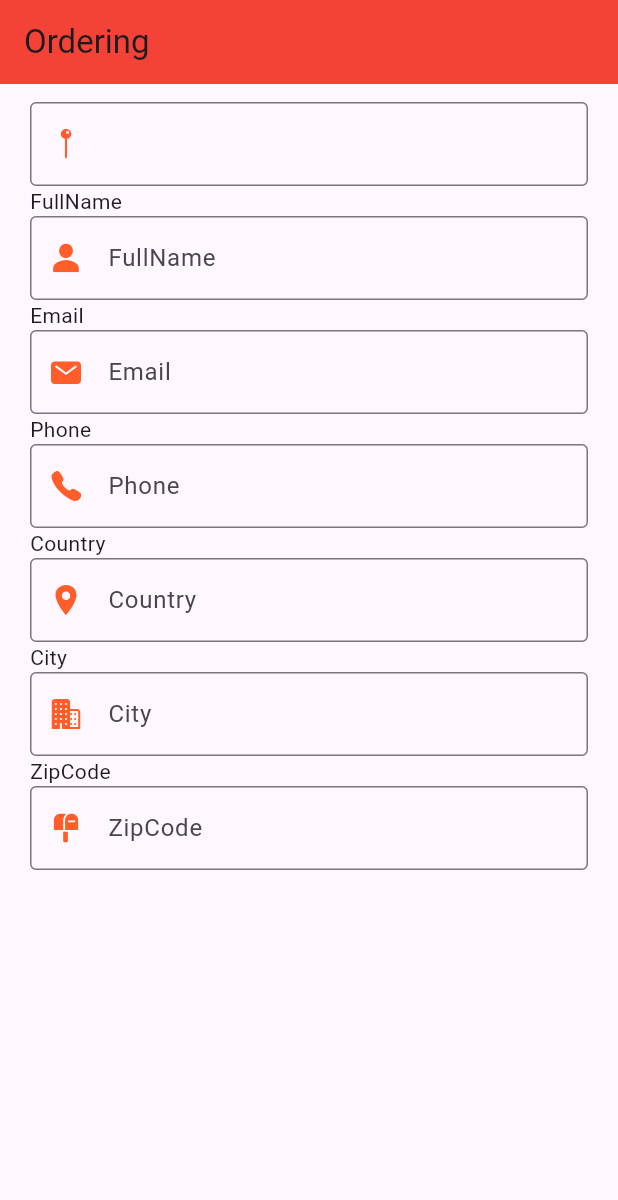
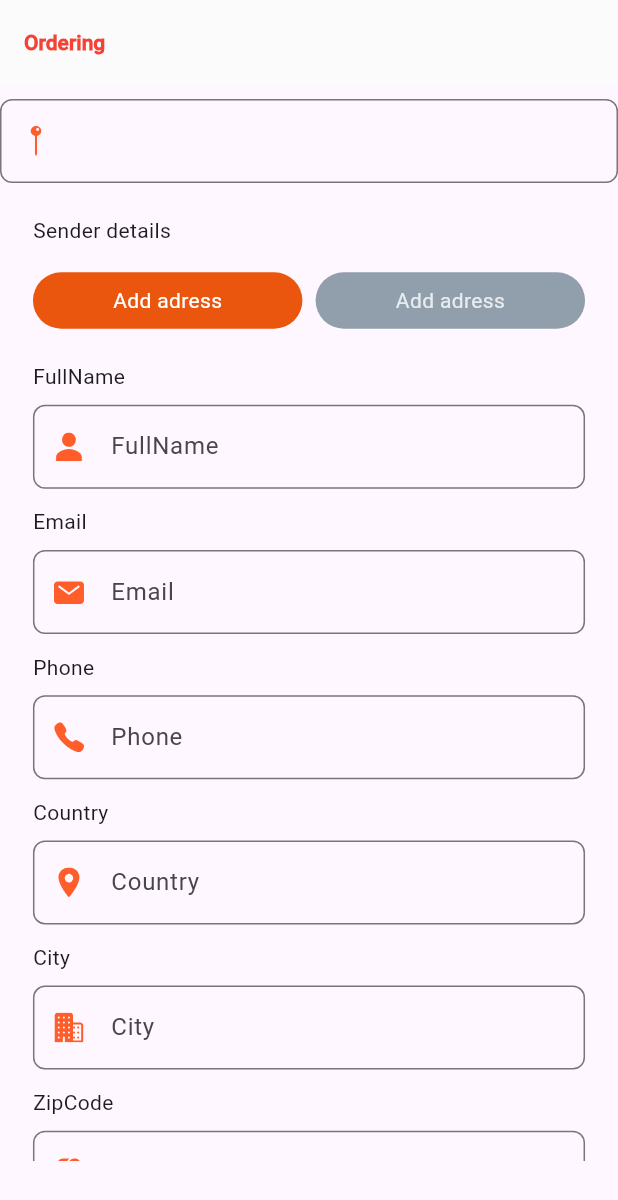
Before and after one commit to DGonzo01/f_test_work, a Flutter app: the screen it shows after launch, on a phone screen of 412 x 824 dp. Shown: the top 1200 px of the screen. Run offline on Flutter 3.47's test engine with Material 2 defaults, Android fonts, the phone set to English and light mode, and no system bars; drawn by our look-alikes of reactive_forms; our stand-ins replace auto_route, device_preview, flutter_platform_widgets, flutter_screenutil, flutter_svg, hexcolor.

Commit message:
add order

```diff
--- a/lib/app/application.dart
+++ b/lib/app/application.dart
@@ -1,10 +1,8 @@
 import 'package:f_test_work/app/router/app_router.dart';
 import 'package:f_test_work/app/themes/app_themes.dart';
+import 'package:f_test_work/core/ui/other/dismiss_keyboard.dart';
 import 'package:flutter/material.dart';
 import 'package:flutter_screenutil/flutter_screenutil.dart';
-// import 'package:flutter_screenutil/flutter_screenutil.dart';
-// import 'package:flutter_test_work/app/router/app_router.dart';
-// import 'package:flutter_test_work/app/themes/app_themes.dart';
 
 final appRouter = AppRouter();
 
@@ -20,6 +18,13 @@ class Application extends StatelessWidget {
           debugShowCheckedModeBanner: false,
           routerConfig: appRouter.config(),
           theme: AppThemes.lightTheme,
+          builder: (BuildContext context, Widget? child) {
+            return DismissKeyboard(
+                child: MediaQuery(
+              data: MediaQuery.of(context).copyWith(textScaleFactor: 1.0),
+              child: child!,
+            ));
+          },
         );
       },
     );
--- a/lib/app/router/app_router.dart
+++ b/lib/app/router/app_router.dart
@@ -6,7 +6,7 @@ import 'package:f_test_work/app/router/app_router.gr.dart';
 class AppRouter extends $AppRouter {
   @override
   List<AutoRoute> get routes => [
-        AutoRoute(page: FirstOrderRoute.page, initial: true),
+        AutoRoute(page: OrderRoute.page, initial: true),
         // AutoRoute(page: FirstOrderRoute.page, initial: true),
       ];
 }
--- /dev/null
+++ b/lib/app/themes/app_colors.dart
@@ -0,0 +1,5 @@
+import 'package:hexcolor/hexcolor.dart';
+
+class AppColors {
+  static HexColor headerBackgroundColor = HexColor('#FBFBFB');
+}
--- a/lib/app/themes/app_themes.dart
+++ b/lib/app/themes/app_themes.dart
@@ -1,10 +1,16 @@
+import 'package:f_test_work/app/themes/app_colors.dart';
 import 'package:flutter/material.dart';
 
 class AppThemes {
   static ThemeData get lightTheme {
     return ThemeData(
-      appBarTheme: AppBarTheme(),
-      inputDecorationTheme: InputDecorationTheme(border: OutlineInputBorder()),
+      fontFamily: 'Roboto',
+      appBarTheme: AppBarTheme(
+          backgroundColor: AppColors.headerBackgroundColor,
+          titleTextStyle:
+              const TextStyle(fontWeight: FontWeight.w700, color: Colors.red)),
+      inputDecorationTheme: InputDecorationTheme(
+          border: OutlineInputBorder(borderRadius: BorderRadius.circular(8))),
       useMaterial3: true,
     );
   }
--- a/lib/core/ui/input/common_input.dart
+++ b/lib/core/ui/input/common_input.dart
@@ -1,4 +1,5 @@
 import 'package:flutter/material.dart';
+import 'package:flutter_screenutil/flutter_screenutil.dart';
 import 'package:flutter_svg/svg.dart';
 import 'package:reactive_forms/reactive_forms.dart';
 
@@ -26,12 +27,17 @@ class CommonTextInput extends StatelessWidget {
 
   @override
   Widget build(BuildContext context) {
-    return IgnorePointer(
+    return Padding(
+        padding: EdgeInsets.only(bottom: 12),
+        child: IgnorePointer(
             ignoring: ignoring,
             child: Column(
               crossAxisAlignment: CrossAxisAlignment.start,
               children: [
                 if (title.isNotEmpty) Text(title),
+                SizedBox(
+                  height: 8.w,
+                ),
                 ReactiveTextField(
                   formControlName: formControlName,
                   // controller: controller,
@@ -50,6 +56,6 @@ class CommonTextInput extends StatelessWidget {
                       )),
                 )
               ],
-        ));
+            )));
   }
 }
--- a/lib/core/ui/layout/base_container.dart
+++ b/lib/core/ui/layout/base_container.dart
@@ -8,7 +8,7 @@ class BaseContainer extends StatelessWidget {
   @override
   Widget build(BuildContext context) {
     return Container(
-      padding: const EdgeInsets.symmetric(horizontal: 20).copyWith(top: 12),
+      // padding: const EdgeInsets.symmetric(horizontal: 20).copyWith(top: 0),
       child: child,
     );
   }
--- a/lib/features/order/screens/first_order_screen.dart
+++ /dev/null
@@ -1,99 +0,0 @@
-import 'package:auto_route/annotations.dart';
-import 'package:f_test_work/core/ui/input/common_input.dart';
-import 'package:f_test_work/core/ui/input/date_input.dart';
-import 'package:f_test_work/core/ui/layout/base_container.dart';
-import 'package:f_test_work/resources/resources.dart';
-import 'package:flutter/material.dart';
-import 'package:reactive_forms/reactive_forms.dart';
-
-@RoutePage()
-class FirstOrderScreen extends StatefulWidget {
-  const FirstOrderScreen({super.key});
-
-  @override
-  State<FirstOrderScreen> createState() => _FirstOrderScreenState();
-}
-
-class _FirstOrderScreenState extends State<FirstOrderScreen> {
-  final form = FormGroup({
-    'name': FormControl<String>(value: ''),
-    'email': FormControl<String>(value: ''),
-    'phone': FormControl<String>(value: ''),
-    'country': FormControl<String>(value: ''),
-    'city': FormControl<String>(value: ''),
-    'address': FormControl<String>(value: ''),
-    'postcode': FormControl<String>(value: ''),
-  });
-
-  @override
-  Widget build(BuildContext context) {
-    return Scaffold(
-      appBar: AppBar(
-        title: const Text('Ordering'),
-        backgroundColor: Colors.red,
-      ),
-      body: BaseContainer(
-        child: SingleChildScrollView(
-            child: ReactiveForm(
-                formGroup: form,
-                child: const Column(
-                  children: [
-                    DateInput(),
-                    CommonTextInput(
-                      autofillHints: [],
-                      title: 'FullName',
-                      hint: "FullName",
-                      icon: Images.user,
-                      formControlName: 'name',
-                    ),
-                    CommonTextInput(
-                      autofillHints: [
-                        AutofillHints.email,
-                      ],
-                      title: 'Email',
-                      hint: "Email",
-                      icon: Images.email,
-                      formControlName: 'email',
-                    ),
-                    CommonTextInput(
-                      autofillHints: [
-                        AutofillHints.telephoneNumber,
-                      ],
-                      title: 'Phone',
-                      hint: "Phone",
-                      icon: Images.phone,
-                      formControlName: 'phone',
-                    ),
-                    CommonTextInput(
-                      autofillHints: [
-                        AutofillHints.countryName,
-                      ],
-                      title: 'Country',
-                      hint: "Country",
-                      icon: Images.country,
-                      formControlName: 'country',
-                    ),
-                    CommonTextInput(
-                      autofillHints: [
-                        AutofillHints.addressCity,
-                      ],
-                      title: 'City',
-                      hint: "City",
-                      icon: Images.city,
-                      formControlName: 'city',
-                    ),
-                    CommonTextInput(
-                      autofillHints: [
-                        AutofillHints.postalCode,
-                      ],
-                      title: 'ZipCode',
-                      hint: "ZipCode",
-                      icon: Images.zipcode,
-                      formControlName: 'postcode',
-                    ),
-                  ],
-                ))),
-      ),
-    );
-  }
-}
--- /dev/null
+++ b/lib/features/order/screens/order_screen.dart
@@ -0,0 +1,60 @@
+import 'package:auto_route/annotations.dart';
+import 'package:f_test_work/core/ui/input/common_input.dart';
+import 'package:f_test_work/core/ui/input/date_input.dart';
+import 'package:f_test_work/core/ui/layout/base_container.dart';
+import 'package:f_test_work/features/order/widgets/order_info_user.dart';
+import 'package:f_test_work/resources/resources.dart';
+import 'package:flutter/material.dart';
+import 'package:reactive_forms/reactive_forms.dart';
+
+@RoutePage()
+class OrderScreen extends StatefulWidget {
+  const OrderScreen({super.key});
+
+  @override
+  State<OrderScreen> createState() => _OrderScreenState();
+}
+
+class _OrderScreenState extends State<OrderScreen> {
+  final senderForm = FormGroup({
+    'name': FormControl<String>(value: ''),
+    'email': FormControl<String>(value: ''),
+    'phone': FormControl<String>(value: ''),
+    'country': FormControl<String>(value: ''),
+    'city': FormControl<String>(value: ''),
+    'address': FormControl<String>(value: ''),
+    'postcode': FormControl<String>(value: ''),
+  });
+
+  final recipientAddressForm = FormGroup({
+    'name': FormControl<String>(value: ''),
+    'email': FormControl<String>(value: ''),
+    'phone': FormControl<String>(value: ''),
+    'country': FormControl<String>(value: ''),
+    'city': FormControl<String>(value: ''),
+    'address': FormControl<String>(value: ''),
+    'postcode': FormControl<String>(value: ''),
+  });
+
+  @override
+  Widget build(BuildContext context) {
+    return Scaffold(
+      appBar: AppBar(
+        title: const Text('Ordering'),
+      ),
+      body: BaseContainer(
+        child: Padding(
+            padding: const EdgeInsets.only(top: 10, bottom: 50),
+            child: SingleChildScrollView(
+                child: Column(
+              children: [
+                const DateInput(),
+                OrderInfoUser(title: 'Sender details', form: senderForm),
+                OrderInfoUser(
+                    title: 'Recipient adress', form: recipientAddressForm),
+              ],
+            ))),
+      ),
+    );
+  }
+}
--- /dev/null
+++ b/lib/features/order/widgets/order_info_user.dart
@@ -0,0 +1,129 @@
+import 'package:f_test_work/core/ui/input/common_input.dart';
+import 'package:f_test_work/features/order/widgets/order_segment_button.dart';
+import 'package:f_test_work/resources/resources.dart';
+import 'package:flutter/material.dart';
+import 'package:flutter_screenutil/flutter_screenutil.dart';
+import 'package:reactive_forms/reactive_forms.dart';
+
+class OrderInfoUser extends StatefulWidget {
+  const OrderInfoUser({super.key, required this.title, required this.form});
+
+  final String title;
+  final FormGroup form;
+
+  @override
+  State<OrderInfoUser> createState() => _OrderInfoUserState();
+}
+
+class _OrderInfoUserState extends State<OrderInfoUser> {
+  bool isActiveTabAdd = true;
+  //
+  // void onChangeTab() {
+  //   if (isActiveTabAdd) {}
+  // }
+
+  void activeAddTab() {
+    if (isActiveTabAdd) return;
+    setState(() {
+      isActiveTabAdd = true;
+    });
+  }
+
+  void activeSelectedTab() {
+    if (!isActiveTabAdd) return;
+    setState(() {
+      isActiveTabAdd = false;
+    });
+  }
+
+  @override
+  Widget build(BuildContext context) {
+    return Container(
+      // color: Colors.red,
+      padding: EdgeInsets.all(20.w),
+      child: Column(
+        crossAxisAlignment: CrossAxisAlignment.start,
+        children: [
+          Text(widget.title),
+          SizedBox(
+            height: 16.w,
+          ),
+          Row(
+            children: [
+              OrderSegmentButton(
+                  title: 'Add adress',
+                  isActive: isActiveTabAdd,
+                  onTap: activeAddTab),
+              SizedBox(width: 8.w),
+              OrderSegmentButton(
+                  title: 'Add adress',
+                  isActive: !isActiveTabAdd,
+                  onTap: activeSelectedTab),
+            ],
+          ),
+          SizedBox(
+            height: 20.w,
+          ),
+          ReactiveForm(
+              formGroup: widget.form,
+              child: const Column(
+                children: [
+                  CommonTextInput(
+                    autofillHints: [],
+                    title: 'FullName',
+                    hint: "FullName",
+                    icon: Images.user,
+                    formControlName: 'name',
+                  ),
+                  CommonTextInput(
+                    autofillHints: [
+                      AutofillHints.email,
+                    ],
+                    title: 'Email',
+                    hint: "Email",
+                    icon: Images.email,
+                    formControlName: 'email',
+                  ),
+                  CommonTextInput(
+                    autofillHints: [
+                      AutofillHints.telephoneNumber,
+                    ],
+                    title: 'Phone',
+                    hint: "Phone",
+                    icon: Images.phone,
+                    formControlName: 'phone',
+                  ),
+                  CommonTextInput(
+                    autofillHints: [
+                      AutofillHints.countryName,
+                    ],
+                    title: 'Country',
+                    hint: "Country",
+                    icon: Images.country,
+                    formControlName: 'country',
+                  ),
+                  CommonTextInput(
+                    autofillHints: [
+                      AutofillHints.addressCity,
+                    ],
+                    title: 'City',
+                    hint: "City",
+                    icon: Images.city,
+                    formControlName: 'city',
+                  ),
+                  CommonTextInput(
+                    autofillHints: [
+                      AutofillHints.postalCode,
+                    ],
+                    title: 'ZipCode',
+                    hint: "ZipCode",
+                    icon: Images.zipcode,
+                    formControlName: 'postcode',
+                  ),
+                ],
+              ))
+        ],
+      ),
+    );
+  }
+}
--- /dev/null
+++ b/lib/features/order/widgets/order_segment_button.dart
@@ -0,0 +1,33 @@
+import 'package:flutter/material.dart';
+import 'package:flutter_screenutil/flutter_screenutil.dart';
+import 'package:hexcolor/hexcolor.dart';
+
+class OrderSegmentButton extends StatelessWidget {
+  const OrderSegmentButton(
+      {super.key,
+      required this.title,
+      required this.isActive,
+      required this.onTap});
+
+  final String title;
+  final bool isActive;
+  final Function() onTap;
+
+  @override
+  Widget build(BuildContext context) {
+    return Expanded(
+        child: GestureDetector(
+            onTap: onTap,
+            child: AnimatedContainer(
+                padding: EdgeInsets.symmetric(vertical: 8.w),
+                alignment: Alignment.center,
+                duration: const Duration(milliseconds: 300),
+                decoration: BoxDecoration(
+                    color: isActive ? HexColor('#EA560D') : HexColor('#919EAB'),
+                    borderRadius: BorderRadius.circular(50)),
+                child: Text(title,
+                    style: TextStyle(
+                        color:
+                            isActive ? Colors.white : HexColor('#E7ECF0'))))));
+  }
+}
--- a/lib/main.dart
+++ b/lib/main.dart
@@ -1,6 +1,10 @@
+import 'package:device_preview/device_preview.dart';
 import 'package:f_test_work/app/application.dart';
-import 'package:flutter/material.dart';
+import 'package:flutter/cupertino.dart';
 
 void main() {
-  runApp(const Application());
+  runApp(DevicePreview(
+    enabled: false,
+    builder: (context) => const Application(),
+  ));
 }
```
Also changed, not shown: pubspec.yaml (+7 -4 lines), assets/fonts/Roboto-Medium.ttf (added), assets/fonts/Roboto-Regular.ttf (added), lib/app/router/app_router.gr.dart, pubspec.lock, 6 other files. Lines whose indentation alone changed are shown as unchanged.
